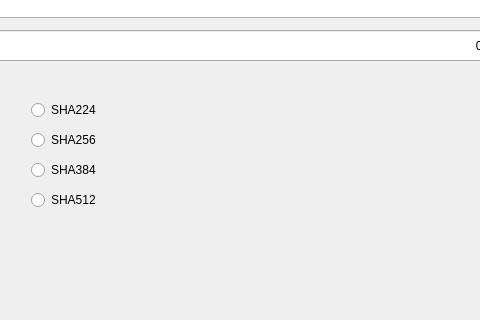
Before: the Qt Designer form mainwindow.ui in eanyx/hash-calculator, drawn with Qt 5; both pictures show x 149 to 629 and y 119 to 439 of the 1409 by 652 pixel window.
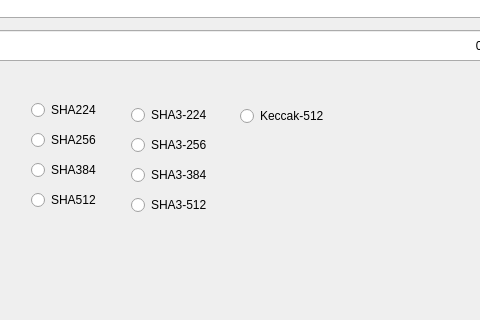
After: the same form once the commit is applied.

Commit message: Add new hash algorithms

```diff
--- a/mainwindow.ui
+++ b/mainwindow.ui
@@ -181,6 +181,59 @@
      </item>
     </layout>
    </widget>
+   <widget class="QRadioButton" name="keccak_512_radioButton">
+    <property name="geometry">
+     <rect>
+      <x>389</x>
+      <y>225</y>
+      <width>110</width>
+      <height>20</height>
+     </rect>
+    </property>
+    <property name="text">
+     <string>Keccak-512</string>
+    </property>
+   </widget>
+   <widget class="QWidget" name="">
+    <property name="geometry">
+     <rect>
+      <x>280</x>
+      <y>220</y>
+      <width>96</width>
+      <height>119</height>
+     </rect>
+    </property>
+    <layout class="QVBoxLayout" name="verticalLayout_3">
+     <item>
+      <widget class="QRadioButton" name="sha3_224radioButton">
+       <property name="text">
+        <string>SHA3-224</string>
+       </property>
+      </widget>
+     </item>
+     <item>
+      <widget class="QRadioButton" name="sha3_256_radioButton">
+       <property name="text">
+        <string>SHA3-256</string>
+       </property>
+      </widget>
+     </item>
+     <item>
+      <widget class="QRadioButton" name="sha3_384_radioButton">
+       <property name="text">
+        <string>SHA3-384</string>
+       </property>
+      </widget>
+     </item>
+     <item>
+      <widget class="QRadioButton" name="sha3_512_radioButton">
+       <property name="text">
+        <string>SHA3-512</string>
+       </property>
+      </widget>
+     </item>
+    </layout>
+   </widget>
   </widget>
   <widget class="QMenuBar" name="menubar">
    <property name="geometry">
```
The commit also changes 2 other files.
